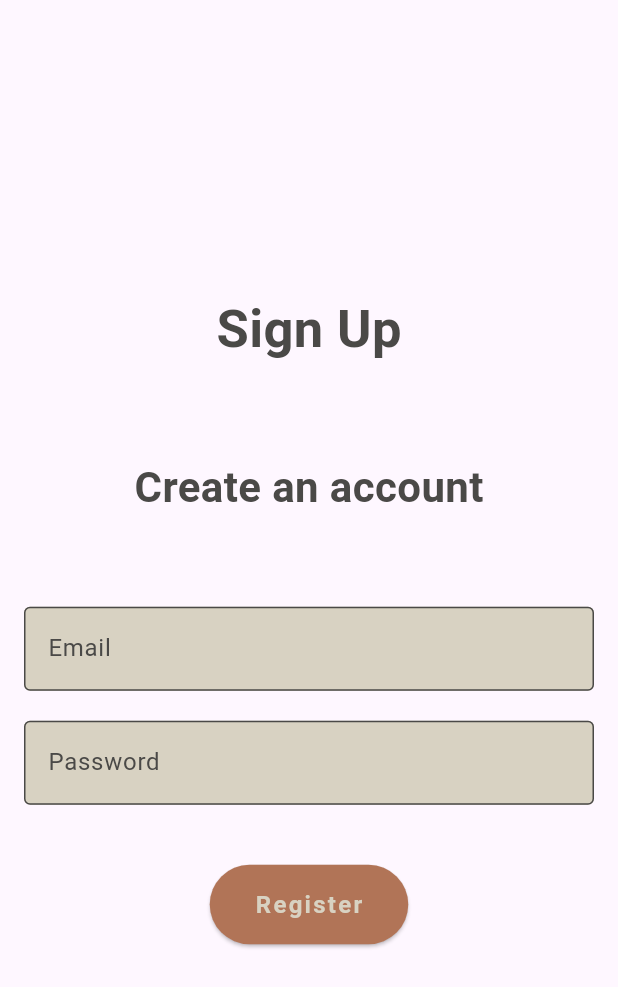
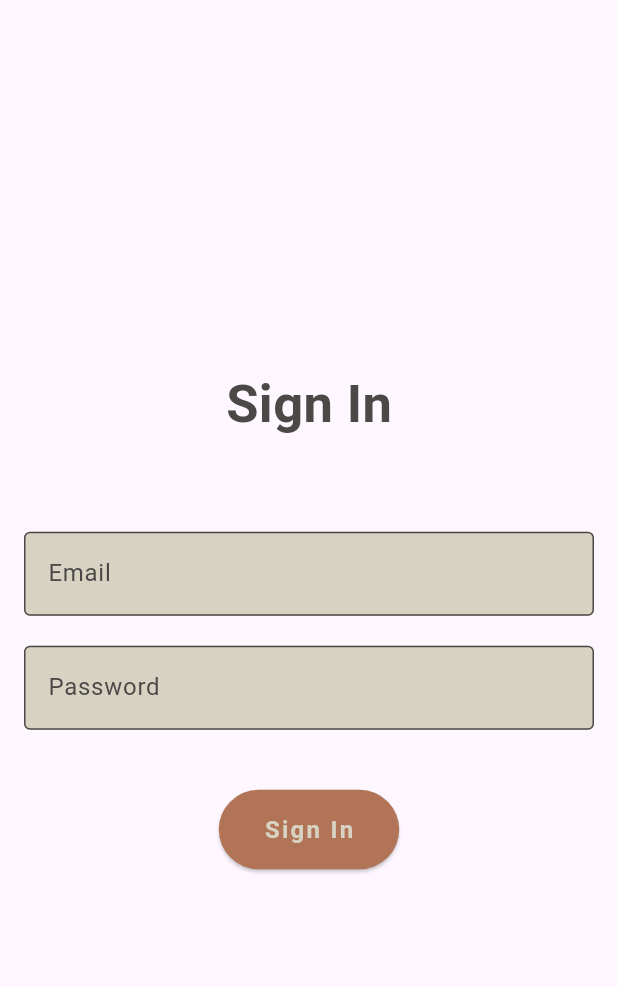
Before and after one commit to soufiyanelmansouri/todo_app, a Flutter app: the screen it shows after launch, on a phone screen of 412 x 824 dp. Shown: the top 987 px of the screen. Run offline on Flutter 3.47's test engine with Material 3 defaults, Android fonts, the phone set to English and light mode, and no system bars; our stand-ins replace firebase_auth; accounts and stored records are empty.

Commit message:
Making Login and Register screen depending on one single widget AuthForm

```diff
--- a/lib/main.dart
+++ b/lib/main.dart
@@ -1,7 +1,7 @@
 import 'package:flutter/material.dart';
 import 'package:provider/provider.dart';
 import 'controllers/task_controller.dart';
-import 'views/screens/register_screen.dart';
+import 'views/screens/login_screen.dart';
 
 void main() {
   runApp(const MyApp());
@@ -16,7 +16,7 @@ class MyApp extends StatelessWidget {
       create: (context) => TaskController()..fetchTasks(),
       child: const MaterialApp(
         debugShowCheckedModeBanner: false,
-        home: RegisterScreen(),
+        home: LoginScreen(),
       ),
     );
   }
--- /dev/null
+++ b/lib/views/screens/login_screen.dart
@@ -0,0 +1,42 @@
+import 'package:flutter/material.dart';
+import 'package:provider/provider.dart';
+import '../../controllers/auth_controller.dart';
+import '../widgets/auth_form.dart';
+// Import your AuthForm widget
+
+class LoginScreen extends StatefulWidget {
+  const LoginScreen({super.key});
+
+  @override
+  State<LoginScreen> createState() => _LoginScreenState();
+}
+
+class _LoginScreenState extends State<LoginScreen> {
+  final TextEditingController emailController = TextEditingController();
+  final TextEditingController passwordController = TextEditingController();
+
+  Future<void> _loginUser() async {
+    final authController = Provider.of<AuthController>(context, listen: false);
+    await authController.signIn(emailController.text, passwordController.text);
+
+    if (!mounted) return;
+
+    if (authController.authError != null) {
+      ScaffoldMessenger.of(context).showSnackBar(
+        SnackBar(content: Text(authController.authError!)),
+      );
+    }
+  }
+
+  @override
+  Widget build(BuildContext context) {
+    return Scaffold(
+      body: AuthForm(
+        emailController: emailController,
+        passwordController: passwordController,
+        buttonText: 'Sign In',
+        onPressed: _loginUser,
+      ),
+    );
+  }
+}
--- a/lib/views/screens/register_screen.dart
+++ b/lib/views/screens/register_screen.dart
@@ -1,9 +1,7 @@
 import 'package:flutter/material.dart';
 import 'package:provider/provider.dart';
-
 import '../../controllers/auth_controller.dart';
-import '../../utils/constants.dart';
-// Assuming you have TextStyles and ColorStyles in constants.dart
+import '../widgets/auth_form.dart';
 
 class RegisterScreen extends StatefulWidget {
   const RegisterScreen({super.key});
@@ -25,7 +23,6 @@ class _SignUpScreenState extends State<RegisterScreen> {
 
   Future<void> _registerUser() async {
     final authController = Provider.of<AuthController>(context, listen: false);
-
     await authController.signUp(
         _emailController.text, _passwordController.text);
 
@@ -41,77 +38,11 @@ class _SignUpScreenState extends State<RegisterScreen> {
   @override
   Widget build(BuildContext context) {
     return Scaffold(
-      body: Padding(
-        padding: const EdgeInsets.symmetric(horizontal: 16, vertical: 25),
-        child: Column(
-          crossAxisAlignment: CrossAxisAlignment.start,
-          mainAxisAlignment: MainAxisAlignment.center,
-          children: [
-            const Center(
-              child: Text(
-                'Sign Up',
-                style: TextStyles.headerBold,
-              ),
-            ),
-            const SizedBox(height: 60),
-            const Center(
-              child: Text(
-                'Create an account',
-                style: TextStyles.subheaderSemiBold,
-              ),
-            ),
-            const SizedBox(height: 60),
-            TextField(
-              controller: _emailController,
-              decoration: const InputDecoration(
-                filled: true,
-                fillColor: ColorStyles.softBeige,
-                labelText: 'Email',
-                labelStyle: TextStyles.bodyRegular,
-                border: OutlineInputBorder(),
-                enabledBorder: OutlineInputBorder(
-                  borderSide: BorderSide(color: ColorStyles.charcoalBrown),
-                ),
-                focusedBorder: OutlineInputBorder(
-                  borderSide: BorderSide(color: ColorStyles.warmTerracotta),
-                ),
-              ),
-            ),
-            const SizedBox(height: 20),
-            TextField(
-              controller: _passwordController,
-              decoration: const InputDecoration(
-                filled: true,
-                fillColor: ColorStyles.softBeige,
-                labelText: 'Password',
-                labelStyle: TextStyles.bodyRegular,
-                border: OutlineInputBorder(),
-                enabledBorder: OutlineInputBorder(
-                  borderSide: BorderSide(color: ColorStyles.charcoalBrown),
-                ),
-                focusedBorder: OutlineInputBorder(
-                  borderSide: BorderSide(color: ColorStyles.warmTerracotta),
-                ),
-              ),
-              obscureText: true,
-            ),
-            const SizedBox(height: 40),
-            Center(
-              child: ElevatedButton(
-                onPressed: _registerUser,
-                style: ElevatedButton.styleFrom(
-                  backgroundColor: ColorStyles.warmTerracotta,
-                  padding:
-                      const EdgeInsets.symmetric(horizontal: 30, vertical: 15),
-                ),
-                child: const Text(
-                  'Register',
-                  style: TextStyles.buttonBold,
-                ),
-              ),
-            ),
-          ],
-        ),
+      body: AuthForm(
+        emailController: _emailController,
+        passwordController: _passwordController,
+        buttonText: 'Register',
+        onPressed: _registerUser,
       ),
     );
   }
--- /dev/null
+++ b/lib/views/widgets/auth_form.dart
@@ -0,0 +1,86 @@
+import 'package:flutter/material.dart';
+import '../../utils/constants.dart';
+
+class AuthForm extends StatelessWidget {
+  final TextEditingController emailController;
+  final TextEditingController passwordController;
+  final String buttonText;
+  final VoidCallback onPressed;
+
+  const AuthForm({
+    required this.emailController,
+    required this.passwordController,
+    required this.buttonText,
+    required this.onPressed,
+    super.key,
+  });
+
+  @override
+  Widget build(BuildContext context) {
+    return Padding(
+      padding: const EdgeInsets.symmetric(horizontal: 16, vertical: 25),
+      child: Column(
+        crossAxisAlignment: CrossAxisAlignment.center,
+        mainAxisAlignment: MainAxisAlignment.center,
+        children: [
+          Center(
+            child: Text(
+              buttonText, // Update this as needed
+              style: TextStyles.headerBold,
+            ),
+          ),
+          const SizedBox(height: 60),
+          TextField(
+            controller: emailController,
+            decoration: const InputDecoration(
+              filled: true,
+              fillColor: ColorStyles.softBeige,
+              labelText: 'Email',
+              labelStyle: TextStyles.bodyRegular,
+              border: OutlineInputBorder(),
+              enabledBorder: OutlineInputBorder(
+                borderSide: BorderSide(color: ColorStyles.charcoalBrown),
+              ),
+              focusedBorder: OutlineInputBorder(
+                borderSide: BorderSide(color: ColorStyles.warmTerracotta),
+              ),
+            ),
+          ),
+          const SizedBox(height: 20),
+          TextField(
+            controller: passwordController,
+            decoration: const InputDecoration(
+              filled: true,
+              fillColor: ColorStyles.softBeige,
+              labelText: 'Password',
+              labelStyle: TextStyles.bodyRegular,
+              border: OutlineInputBorder(),
+              enabledBorder: OutlineInputBorder(
+                borderSide: BorderSide(color: ColorStyles.charcoalBrown),
+              ),
+              focusedBorder: OutlineInputBorder(
+                borderSide: BorderSide(color: ColorStyles.warmTerracotta),
+              ),
+            ),
+            obscureText: true,
+          ),
+          const SizedBox(height: 40),
+          Center(
+            child: ElevatedButton(
+              onPressed: onPressed,
+              style: ElevatedButton.styleFrom(
+                backgroundColor: ColorStyles.warmTerracotta,
+                padding:
+                    const EdgeInsets.symmetric(horizontal: 30, vertical: 15),
+              ),
+              child: Text(
+                buttonText,
+                style: TextStyles.buttonBold,
+              ),
+            ),
+          ),
+        ],
+      ),
+    );
+  }
+}
```
